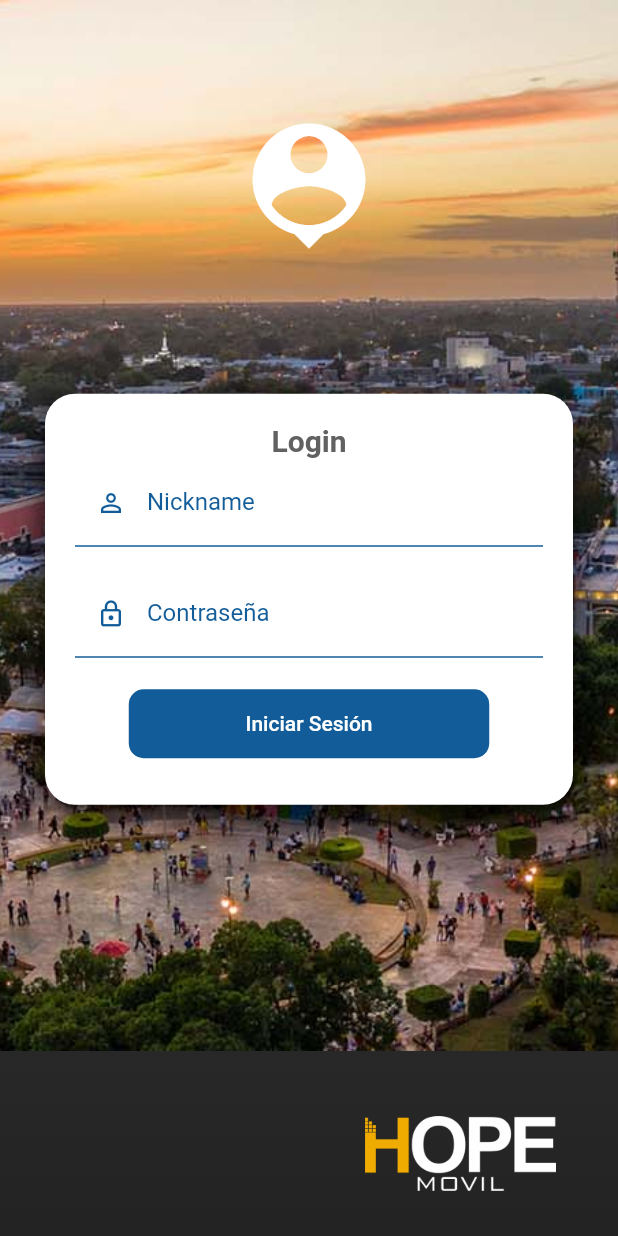
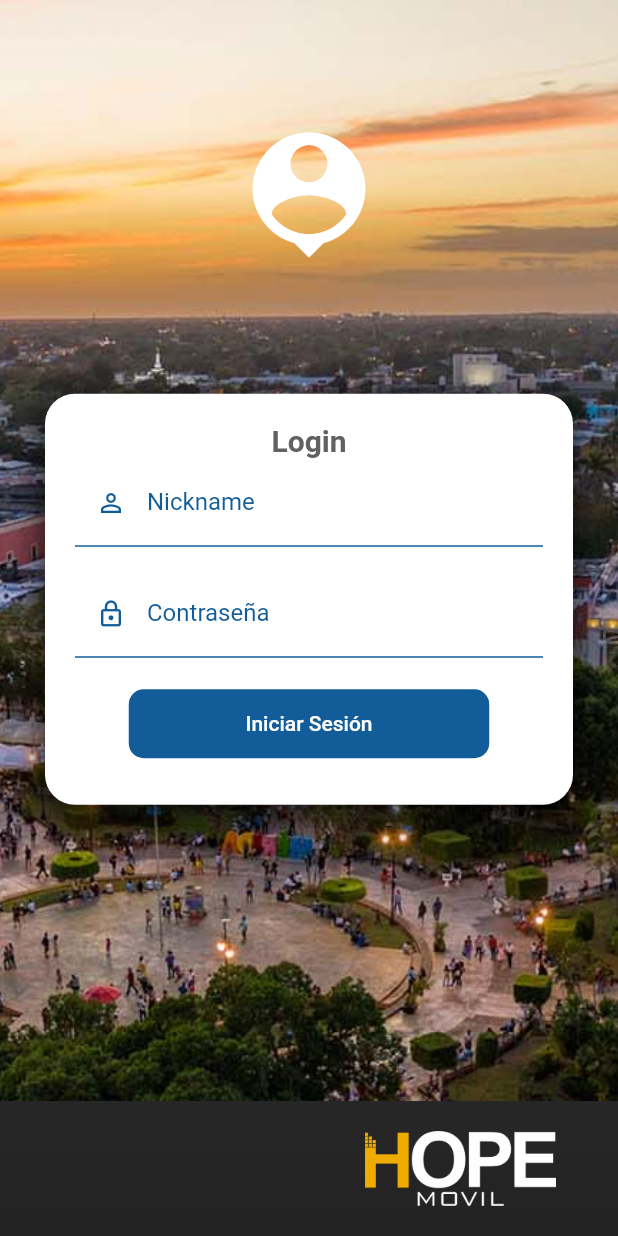
Before and after one commit to DavidFlores79/flutter_hope_app, a Flutter app: the screen it shows after launch, on a phone screen of 412 x 824 dp. Run offline on Flutter 3.47's test engine with Material 2 defaults, Android fonts, the phone set to English and light mode, and no system bars; our stand-ins replace flutter_secure_storage, font_awesome_flutter, get_it, shared_preferences.

Commit message:
Ajustes en login y pedidos provider

```diff
--- a/lib/providers/navbar_provider.dart
+++ b/lib/providers/navbar_provider.dart
@@ -21,7 +21,7 @@ class NavbarProvider extends ChangeNotifier {
     ),
   ];
 
-  int _selectedIndex = 0;
+  int _selectedIndex = 1;
 
   int get selectedIndex => _selectedIndex;
 
--- a/lib/providers/theme_provider.dart
+++ b/lib/providers/theme_provider.dart
@@ -2,12 +2,12 @@ import 'package:flutter/material.dart';
 
 class ThemeProvider extends ChangeNotifier {
   ThemeData currentTheme;
-  static Color lightColor = const Color.fromRGBO(55, 55, 55, 0.9);
+  static Color lightColor = const Color.fromRGBO(35, 35, 35, 0.9);
   static Color darkColor = const Color.fromRGBO(240, 171, 0, 1);
 
   ThemeProvider({
     required isDarkmode,
-    lightColor = const Color.fromRGBO(55, 55, 55, 0.9),
+    lightColor = const Color.fromRGBO(35, 35, 35, 0.9),
     darkColor = const Color.fromRGBO(240, 171, 0, 1),
   }) : currentTheme = isDarkmode
             ? ThemeData.dark().copyWith(
@@ -23,6 +23,11 @@ class ThemeProvider extends ChangeNotifier {
                   trackColor: MaterialStateProperty.all(
                       const Color.fromRGBO(240, 171, 0, 0.5)),
                 ),
+                expansionTileTheme: ExpansionTileThemeData(
+                  backgroundColor: Colors.grey.shade800,
+                  textColor: darkColor,
+                  iconColor: darkColor,
+                ),
               )
             : ThemeData.light().copyWith(
                 appBarTheme: AppBarTheme(backgroundColor: lightColor),
@@ -36,6 +41,11 @@ class ThemeProvider extends ChangeNotifier {
                   thumbColor: MaterialStateProperty.all(lightColor),
                   trackColor: MaterialStateProperty.all(
                       const Color.fromRGBO(35, 35, 35, 0.5)),
+                ),
+                expansionTileTheme: ExpansionTileThemeData(
+                  backgroundColor: Colors.grey.shade200,
+                  textColor: lightColor,
+                  iconColor: lightColor,
                 ),
               );
 
@@ -52,6 +62,11 @@ class ThemeProvider extends ChangeNotifier {
         thumbColor: MaterialStateProperty.all(lightColor),
         trackColor:
             MaterialStateProperty.all(const Color.fromRGBO(35, 35, 35, 0.5)),
+      ),
+      expansionTileTheme: ExpansionTileThemeData(
+        backgroundColor: Colors.grey.shade200,
+        textColor: lightColor,
+        iconColor: lightColor,
       ),
     );
     notifyListeners();
@@ -71,6 +86,11 @@ class ThemeProvider extends ChangeNotifier {
         trackColor:
             MaterialStateProperty.all(const Color.fromRGBO(240, 171, 0, 0.5)),
       ),
+      expansionTileTheme: ExpansionTileThemeData(
+        backgroundColor: Colors.grey.shade800,
+        textColor: darkColor,
+        iconColor: darkColor,
+      ),
     );
     notifyListeners();
   }
--- a/lib/screens/auth_token_screen.dart
+++ b/lib/screens/auth_token_screen.dart
@@ -1,4 +1,5 @@
 import 'package:flutter/material.dart';
+import 'package:hope_app/providers/theme_provider.dart';
 import 'package:hope_app/screens/home_screen.dart';
 import 'package:hope_app/screens/login_screen.dart';
 import 'package:hope_app/services/services.dart';
@@ -15,6 +16,7 @@ class AuthTokenScreen extends StatelessWidget {
     final authService = Provider.of<AuthService>(context);
 
     return Scaffold(
+      backgroundColor: ThemeProvider.lightColor,
       body: Center(
         child: FutureBuilder(
           future: authService.getToken(),
--- a/lib/screens/login_screen.dart
+++ b/lib/screens/login_screen.dart
@@ -90,8 +90,9 @@ class _LoginForm extends StatelessWidget {
           child: Column(
             children: [
               TextFormField(
+                textCapitalization: TextCapitalization.none,
                 autocorrect: false,
-                keyboardType: TextInputType.name,
+                keyboardType: TextInputType.text,
                 decoration: InputDecorations.authInputDecoration(
                     color: myColor,
                     hintText: 'john.doe',
--- a/lib/widgets/auth_background.dart
+++ b/lib/widgets/auth_background.dart
@@ -17,7 +17,7 @@ class AuthBackground extends StatelessWidget {
         children: [
           const _BackgroundImage(),
           const Positioned(
-            bottom: 30,
+            bottom: 20,
             right: 30,
             child: LogoBrand(),
           ),
@@ -50,7 +50,7 @@ class _BackgroundImage extends StatelessWidget {
 
     return Container(
       width: double.infinity,
-      height: size.height * 0.85,
+      height: size.height - 90,
       child: const Image(
         image: AssetImage('assets/merida-background.jpg'),
         fit: BoxFit.cover,
@@ -78,7 +78,7 @@ class UserIcon extends StatelessWidget {
   @override
   Widget build(BuildContext context) {
     final size = MediaQuery.of(context).size;
-    final distance = size.height * 0.09;
+    final distance = size.height - (size.height - 80);
 
     return SafeArea(
       child: Container(
```
Also changed, not shown: lib/widgets/order_list.dart (+0 -9 lines).
